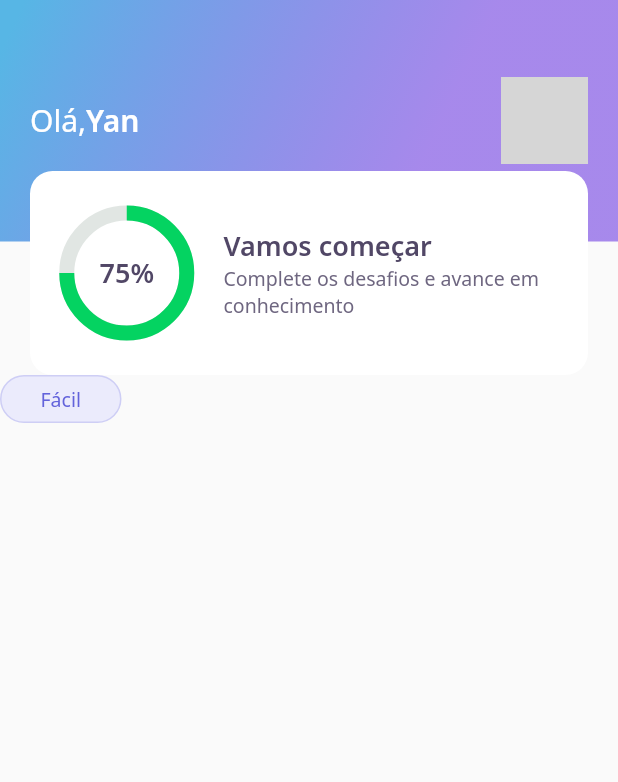
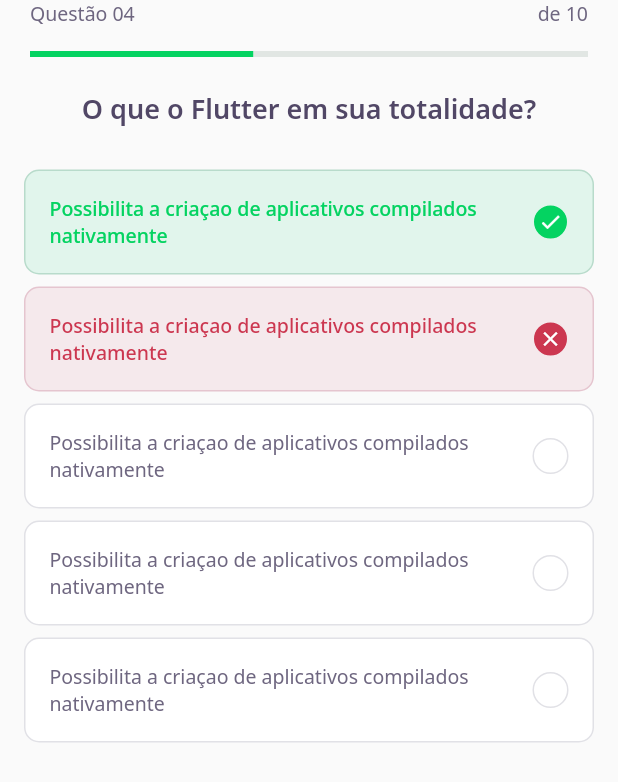
Before and after one commit to Yansb/devquiz, a Flutter app: the screen it shows after launch, on a phone screen of 412 x 824 dp. Shown: the top 782 px of the screen. Run offline on Flutter 3.47's test engine with Material 2 defaults, Android fonts, the phone set to English and light mode, and no system bars; our stand-ins replace google_fonts; grey boxes are pictures that could not be loaded.

Commit message:
feat: card in home and quiz widget

```diff
--- /dev/null
+++ b/lib/challenge/challenge_page.dart
@@ -0,0 +1,25 @@
+import 'package:DevQuiz/challenge/widgets/question_indicator/question_indicator_widget.dart';
+import 'package:DevQuiz/challenge/widgets/quiz/quiz_widget.dart';
+import 'package:flutter/material.dart';
+
+class ChallengePage extends StatefulWidget {
+  ChallengePage({Key? key}) : super(key: key);
+
+  @override
+  _ChallengePageState createState() => _ChallengePageState();
+}
+
+class _ChallengePageState extends State<ChallengePage> {
+  @override
+  Widget build(BuildContext context) {
+    return Scaffold(
+      appBar: PreferredSize(
+        preferredSize: Size.fromHeight(60),
+        child: SafeArea(top: true, child: QuestionIndicatorWidget()),
+      ),
+      body: QuizWidget(
+        title: "O que o Flutter em sua totalidade?",
+      ),
+    );
+  }
+}
--- /dev/null
+++ b/lib/challenge/widgets/answer/answer_widget.dart
@@ -0,0 +1,81 @@
+import 'package:DevQuiz/core/app_colors.dart';
+import 'package:DevQuiz/core/core.dart';
+import 'package:flutter/material.dart';
+
+class AnswerWidget extends StatelessWidget {
+  final String title;
+  final bool isRight;
+  final bool isSelected;
+
+  const AnswerWidget(
+      {Key? key,
+      required this.title,
+      this.isRight = false,
+      this.isSelected = false})
+      : super(key: key);
+
+  Color get _selectedColorRight =>
+      isRight ? AppColors.darkGreen : AppColors.darkRed;
+
+  Color get _selectedBorderRight =>
+      isRight ? AppColors.lightGreen : AppColors.lightRed;
+
+  Color get _selectedColorCardRight =>
+      isRight ? AppColors.lightGreen : AppColors.lightRed;
+
+  Color get _selectedBorderCardRight =>
+      isRight ? AppColors.green : AppColors.red;
+
+  TextStyle get _selectedTextStyleRight =>
+      isRight ? AppTextStyles.bodyDarkGreen : AppTextStyles.bodyDarkRed;
+
+  IconData get _selectedIconRight => isRight ? Icons.check : Icons.close;
+
+  @override
+  Widget build(BuildContext context) {
+    return Padding(
+      padding: const EdgeInsets.symmetric(horizontal: 16, vertical: 4),
+      child: Container(
+        padding: EdgeInsets.all(16),
+        decoration: BoxDecoration(
+          color: isSelected ? _selectedColorCardRight : AppColors.white,
+          borderRadius: BorderRadius.circular(10),
+          border: Border.fromBorderSide(BorderSide(
+              color: isSelected ? _selectedBorderCardRight : AppColors.border)),
+        ),
+        child: Row(
+          mainAxisAlignment: MainAxisAlignment.spaceBetween,
+          children: [
+            Expanded(
+              child: Text(
+                title,
+                style:
+                    isSelected ? _selectedTextStyleRight : AppTextStyles.body,
+              ),
+            ),
+            Container(
+              width: 24,
+              height: 24,
+              decoration: BoxDecoration(
+                color: isSelected ? _selectedColorRight : AppColors.white,
+                borderRadius: BorderRadius.circular(500),
+                border: Border.fromBorderSide(
+                  BorderSide(
+                      color:
+                          isSelected ? _selectedBorderRight : AppColors.border),
+                ),
+              ),
+              child: isSelected
+                  ? Icon(
+                      _selectedIconRight,
+                      size: 16,
+                      color: Colors.white,
+                    )
+                  : null,
+            )
+          ],
+        ),
+      ),
+    );
+  }
+}
--- /dev/null
+++ b/lib/challenge/widgets/question_indicator/question_indicator_widget.dart
@@ -0,0 +1,34 @@
+import 'package:DevQuiz/core/app_text_styles.dart';
+import 'package:DevQuiz/shared/widget/progressIndicator/progress_indicator_widget.dart';
+import 'package:flutter/material.dart';
+
+class QuestionIndicatorWidget extends StatelessWidget {
+  @override
+  Widget build(BuildContext context) {
+    return Container(
+      child: Padding(
+        padding: const EdgeInsets.symmetric(horizontal: 20),
+        child: Column(
+          children: [
+            Row(
+              mainAxisAlignment: MainAxisAlignment.spaceBetween,
+              children: [
+                Text(
+                  "Questão 04",
+                  style: AppTextStyles.body,
+                ),
+                Text("de 10", style: AppTextStyles.body),
+              ],
+            ),
+            SizedBox(
+              height: 16,
+            ),
+            ProgressIndicatorWidget(
+              value: .4,
+            )
+          ],
+        ),
+      ),
+    );
+  }
+}
--- /dev/null
+++ b/lib/challenge/widgets/quiz/quiz_widget.dart
@@ -0,0 +1,44 @@
+import 'package:DevQuiz/challenge/widgets/answer/answer_widget.dart';
+import 'package:DevQuiz/core/core.dart';
+import 'package:flutter/material.dart';
+
+class QuizWidget extends StatelessWidget {
+  final String title;
+  const QuizWidget({Key? key, required this.title}) : super(key: key);
+
+  @override
+  Widget build(BuildContext context) {
+    return Container(
+      child: Column(
+        children: [
+          Text(
+            title,
+            style: AppTextStyles.heading,
+          ),
+          SizedBox(
+            height: 24,
+          ),
+          AnswerWidget(
+              isRight: true,
+              isSelected: true,
+              title:
+                  "Possibilita a criaçao de aplicativos compilados nativamente"),
+          AnswerWidget(
+              isSelected: true,
+              isRight: false,
+              title:
+                  "Possibilita a criaçao de aplicativos compilados nativamente"),
+          AnswerWidget(
+              title:
+                  "Possibilita a criaçao de aplicativos compilados nativamente"),
+          AnswerWidget(
+              title:
+                  "Possibilita a criaçao de aplicativos compilados nativamente"),
+          AnswerWidget(
+              title:
+                  "Possibilita a criaçao de aplicativos compilados nativamente"),
+        ],
+      ),
+    );
+  }
+}
--- a/lib/core/app_widget.dart
+++ b/lib/core/app_widget.dart
@@ -1,3 +1,4 @@
+import 'package:DevQuiz/challenge/challenge_page.dart';
 import 'package:DevQuiz/home/home_page.dart';
 import 'package:DevQuiz/splash/splash_page.dart';
 import 'package:flutter/material.dart';
@@ -7,7 +8,7 @@ class AppWidget extends StatelessWidget {
   Widget build(BuildContext context) {
     return MaterialApp(
       title: "DevQuiz",
-      home: HomePage(),
+      home: ChallengePage(),
     );
   }
 }
--- /dev/null
+++ b/lib/shared/widget/progressIndicator/progress_indicator_widget.dart
@@ -0,0 +1,17 @@
+import 'package:DevQuiz/core/app_colors.dart';
+import 'package:flutter/material.dart';
+
+class ProgressIndicatorWidget extends StatelessWidget {
+  final double value;
+  const ProgressIndicatorWidget({Key? key, required this.value})
+      : super(key: key);
+
+  @override
+  Widget build(BuildContext context) {
+    return LinearProgressIndicator(
+      value: value,
+      backgroundColor: AppColors.chartSecondary,
+      valueColor: AlwaysStoppedAnimation<Color>(AppColors.chartPrimary),
+    );
+  }
+}
```
Also changed, not shown: lib/home/home_page.dart (+42 -2 lines), lib/home/widgets/level_button/level_button_widget.dart (+34 -7 lines), lib/home/widgets/quiz_cart/quiz_card_widget.dart (added, +53 -0 lines).
